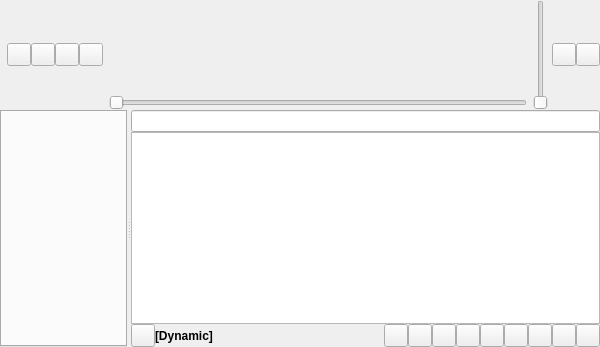
Qt form gui/mainwindow.ui (CDrummond/cantata) before a commit.
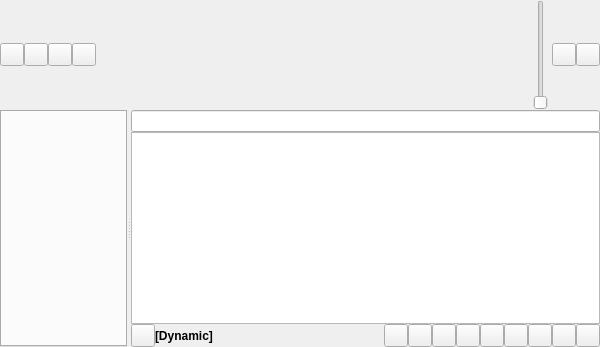
The same form after that commit. Custom widgets are drawn as their Qt base class.

What changed in the file:
```diff
--- a/gui/mainwindow.ui
+++ b/gui/mainwindow.ui
@@ -19,30 +19,27 @@
    </property>
    <item>
     <widget class="QWidget" name="toolbar" native="true">
-     <layout class="QGridLayout" name="toolbarLayout">
+     <layout class="QHBoxLayout" name="toolbarLayout">
       <property name="spacing">
        <number>0</number>
       </property>
       <property name="margin">
        <number>0</number>
       </property>
-      <item row="0" column="0">
-       <widget class="CoverWidget" name="coverWidget"/>
-      </item>
-      <item row="0" column="1">
+      <item>
        <widget class="ToolButton" name="prevTrackButton"/>
       </item>
-      <item row="0" column="2">
+      <item>
        <widget class="ToolButton" name="playPauseTrackButton"/>
       </item>
-      <item row="0" column="3">
+      <item>
        <widget class="ToolButton" name="stopTrackButton"/>
       </item>
-      <item row="0" column="4">
+      <item>
        <widget class="ToolButton" name="nextTrackButton"/>
       </item>
-      <item row="0" column="5">
-       <spacer name="toolbarFixedSpacerFixedA">
+      <item>
+       <spacer name="volumeSliderSpacerA">
         <property name="orientation">
          <enum>Qt::Horizontal</enum>
         </property>
@@ -51,62 +48,18 @@
         </property>
         <property name="sizeHint" stdset="0">
          <size>
-          <width>6</width>
-          <height>2</height>
+          <width>4</width>
+          <height>4</height>
          </size>
         </property>
        </spacer>
       </item>
-      <item row="0" column="6">
-       <widget class="QWidget" name="leftSpacer"/>
-      </item>
-      <item row="0" column="7">
-       <layout class="QVBoxLayout" name="middleLayout">
         <item>
-         <widget class="SongLabel" name="trackLabel"/>
+       <widget class="CoverWidget" name="coverWidget"/>
         </item>
         <item>
-         <widget class="TimeSlider" name="positionSlider">
-          <property name="orientation">
-           <enum>Qt::Horizontal</enum>
-          </property>
-          <property name="sizePolicy">
-           <sizepolicy hsizetype="MinimumExpanding" vsizetype="Fixed">
-            <horstretch>2</horstretch>
-            <verstretch>0</verstretch>
-           </sizepolicy>
-          </property>
-         </widget>
-        </item>
-       </layout>
-      </item>
-      <item row="0" column="8">
-       <widget class="QWidget" name="rightSpacer"/>
-      </item>
-      <item row="0" column="9">
-       <spacer name="toolbarFixedSpacerFixedB">
-        <property name="orientation">
-         <enum>Qt::Horizontal</enum>
-        </property>
-        <property name="sizeType">
-         <enum>QSizePolicy::Fixed</enum>
-        </property>
-        <property name="sizeHint" stdset="0">
-         <size>
-          <width>6</width>
-          <height>2</height>
-         </size>
-        </property>
-       </spacer>
-      </item>
-      <item row="0" column="10">
-       <layout class="QHBoxLayout" name="controlButtonLayout">
-        <property name="spacing">
-         <number>0</number>
-        </property>
-        <property name="margin">
-         <number>0</number>
-        </property>
+       <widget class="NowPlayingWidget" name="nowPlaying"/>
+      </item>
         <item>
          <widget class="VolumeSlider" name="volumeSlider"/>
         </item>
@@ -133,14 +86,6 @@
          <widget class="MenuButton" name="menuButton"/>
         </item>
        </layout>
-      </item>
-      <item row="1" column="0" colspan="7">
-       <widget class="QWidget" name="toolbarSpacerA"/>
-      </item>
-      <item row="1" column="8" colspan="3">
-       <widget class="QWidget" name="toolbarSpacerB"/>
-      </item>
-     </layout>
     </widget>
    </item>
    <item>
@@ -331,20 +276,15 @@
    <header>support/squeezedtextlabel.h</header>
   </customwidget>
   <customwidget>
-   <class>SongLabel</class>
-   <extends>QLabel</extends>
-   <header>widgets/songlabel.h</header>
+   <class>NowPlayingWidget</class>
+   <extends>QWidget</extends>
+   <header>widgets/nowplayingwidget.h</header>
   </customwidget>
   <customwidget>
    <class>PlayQueueView</class>
    <extends>QTreeView</extends>
    <header>widgets/playqueueview.h</header>
   </customwidget>
-  <customwidget>
-   <class>TimeSlider</class>
-   <extends>QSlider</extends>
-   <header>widgets/timeslider.h</header>
-  </customwidget>
   <customwidget>
    <class>FancyTabWidget</class>
    <extends>QTabWidget</extends>
```
Lines whose indentation alone changed are shown as unchanged.
